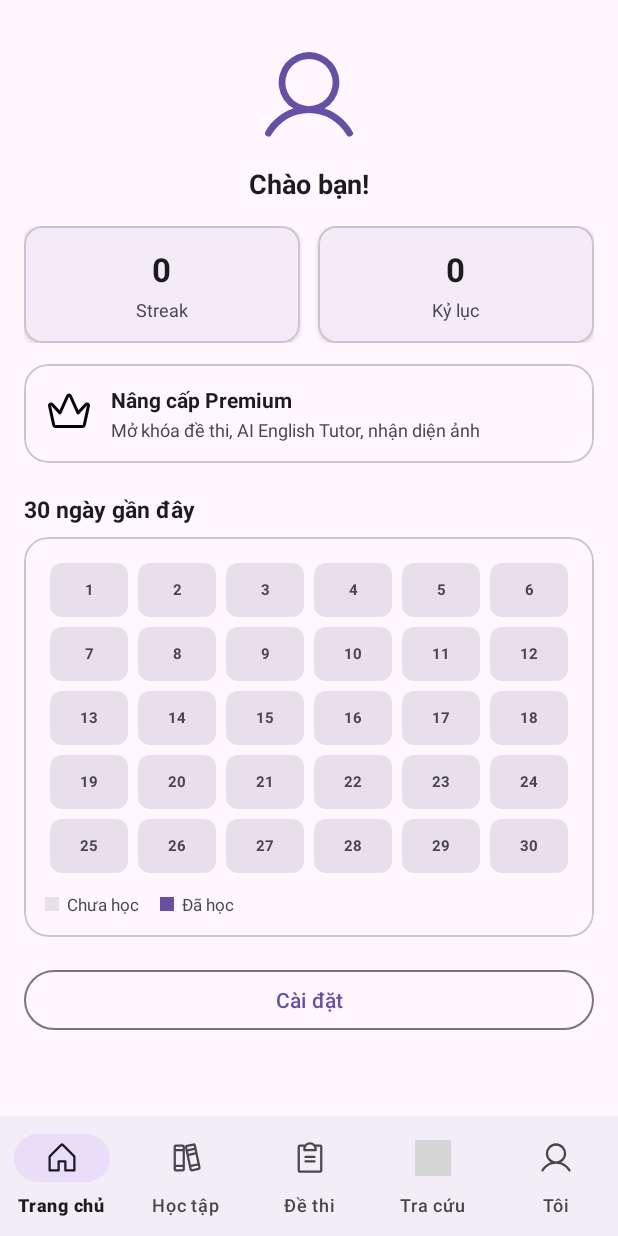
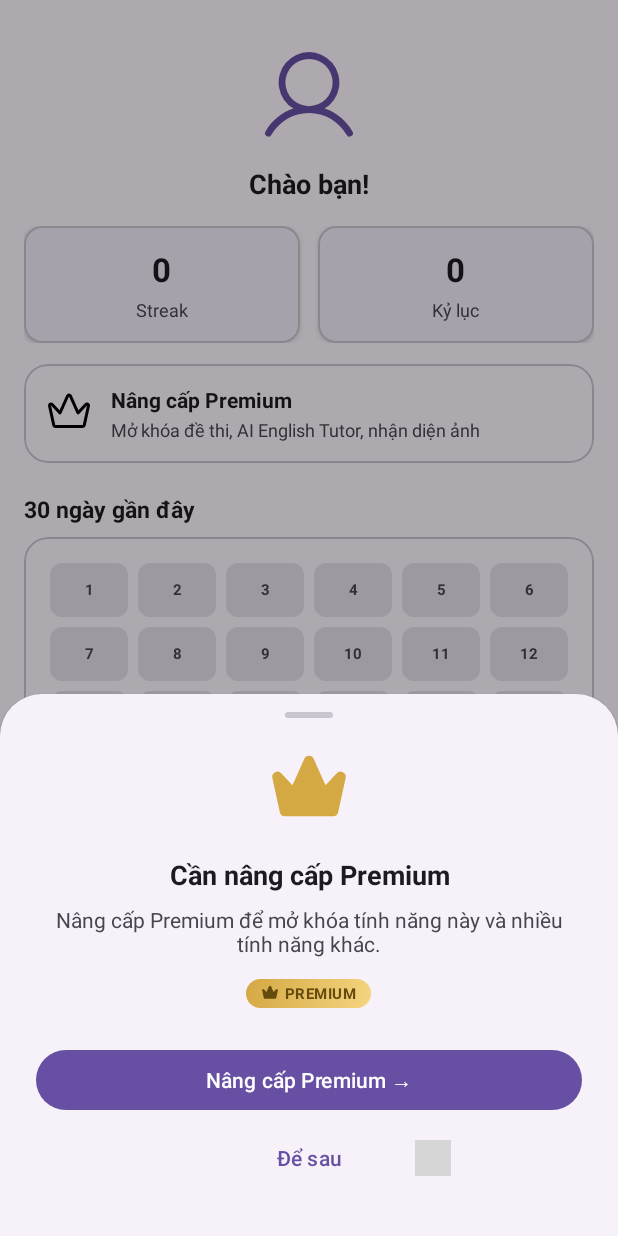
Before and after one commit to Nguyen-Phi-Long-702/Lori, an Android app: the ProfileFragment screen opened through its navigation route, after a tap on "Nâng cấp Premium", on a phone screen of 412 x 824 dp. Run offline under Robolectric (Android 15) with nearby library versions, the light colour scheme and no system bars; our stand-ins replace Room's generated code, navigation-ui; grey boxes are pictures that could not be loaded.

Commit message:
feat: xây dựng Premium gate UI nền tảng (PremiumManager, PremiumBadgeView, PremiumPromptDialog)

```diff
--- a/app/src/main/java/com/example/lori/MainActivity.java
+++ b/app/src/main/java/com/example/lori/MainActivity.java
@@ -36,7 +36,7 @@ public class MainActivity extends AppCompatActivity {
         NavController navController = navHostFragment.getNavController();
 
         BottomNavigationView bottomNav = findViewById(R.id.bottom_nav);
-        //Đồng bộ bottomnavigationview với navcontroller cho các màn hình khớp trực tiếp với 1 tab
+        //Đồng bộ bottomnavigationview với navcontroller
         NavigationUI.setupWithNavController(bottomNav, navController);
 
         navController.addOnDestinationChangedListener((controller, destination, arguments) -> {
--- /dev/null
+++ b/app/src/main/java/com/example/lori/utils/PremiumManager.java
@@ -0,0 +1,18 @@
+package com.example.lori.utils;
+
+import android.content.Context;
+import android.content.SharedPreferences;
+
+public final class PremiumManager {
+
+    private static final String PREFS_NAME = "lori_prefs";
+    private static final String KEY_IS_PREMIUM = "is_premium";
+
+    private PremiumManager() {
+    }
+
+    public static boolean isPremium(Context context) {
+        SharedPreferences prefs = context.getSharedPreferences(PREFS_NAME, Context.MODE_PRIVATE);
+        return prefs.getBoolean(KEY_IS_PREMIUM, false);
+    }
+}
--- /dev/null
+++ b/app/src/main/java/com/example/lori/view/PremiumBadgeView.java
@@ -0,0 +1,36 @@
+package com.example.lori.view;
+
+import android.content.Context;
+import android.util.AttributeSet;
+import android.view.LayoutInflater;
+import android.widget.LinearLayout;
+
+import com.example.lori.R;
+
+public class PremiumBadgeView extends LinearLayout {
+
+    public PremiumBadgeView(Context context) {
+        super(context);
+        init();
+    }
+
+    public PremiumBadgeView(Context context, AttributeSet attrs) {
+        super(context, attrs);
+        init();
+    }
+
+    public PremiumBadgeView(Context context, AttributeSet attrs, int defStyleAttr) {
+        super(context, attrs, defStyleAttr);
+        init();
+    }
+
+    private void init() {
+        setOrientation(HORIZONTAL);
+        setGravity(android.view.Gravity.CENTER_VERTICAL);
+        setBackgroundResource(R.drawable.bg_premium_badge);
+        int paddingH = (int) (10 * getResources().getDisplayMetrics().density);
+        int paddingV = (int) (3 * getResources().getDisplayMetrics().density);
+        setPadding(paddingH, paddingV, paddingH, paddingV);
+        LayoutInflater.from(getContext()).inflate(R.layout.view_premium_badge, this, true);
+    }
+}
--- /dev/null
+++ b/app/src/main/java/com/example/lori/view/PremiumPromptDialog.java
@@ -0,0 +1,60 @@
+package com.example.lori.view;
+
+import android.os.Bundle;
+import android.view.LayoutInflater;
+import android.view.View;
+import android.view.ViewGroup;
+import android.widget.TextView;
+import android.widget.Toast;
+
+import androidx.annotation.NonNull;
+import androidx.annotation.Nullable;
+
+import com.example.lori.R;
+import com.google.android.material.bottomsheet.BottomSheetDialogFragment;
+
+public class PremiumPromptDialog extends BottomSheetDialogFragment {
+
+    private static final String ARG_FEATURE_LABEL = "feature_label";
+
+    public static PremiumPromptDialog newInstance(@Nullable String featureLabel) {
+        PremiumPromptDialog dialog = new PremiumPromptDialog();
+        Bundle args = new Bundle();
+        args.putString(ARG_FEATURE_LABEL, featureLabel);
+        dialog.setArguments(args);
+        return dialog;
+    }
+
+    public static PremiumPromptDialog newInstance() {
+        return newInstance(null);
+    }
+
+    @Nullable
+    @Override
+    public View onCreateView(@NonNull LayoutInflater inflater, @Nullable ViewGroup container,
+                             @Nullable Bundle savedInstanceState) {
+        return inflater.inflate(R.layout.dialog_premium_prompt, container, false);
+    }
+
+    @Override
+    public void onViewCreated(@NonNull View view, @Nullable Bundle savedInstanceState) {
+        super.onViewCreated(view, savedInstanceState);
+
+        String featureLabel = getArguments() != null ? getArguments().getString(ARG_FEATURE_LABEL) : null;
+        if (featureLabel == null || featureLabel.trim().isEmpty()) {
+            featureLabel = getString(R.string.premium_prompt_default_feature);
+        }
+
+        TextView tvTitle = view.findViewById(R.id.tvPremiumPromptTitle);
+        TextView tvDesc = view.findViewById(R.id.tvPremiumPromptDesc);
+        tvTitle.setText(R.string.premium_prompt_title);
+        tvDesc.setText(getString(R.string.premium_prompt_desc_format, featureLabel));
+
+        view.findViewById(R.id.btnPremiumLater).setOnClickListener(v -> dismiss());
+
+        view.findViewById(R.id.btnPremiumUpgrade).setOnClickListener(v -> {
+            Toast.makeText(requireContext(), R.string.premium_coming_soon_toast, Toast.LENGTH_SHORT).show();
+            dismiss();
+        });
+    }
+}
--- a/app/src/main/java/com/example/lori/view/ProfileFragment.java
+++ b/app/src/main/java/com/example/lori/view/ProfileFragment.java
@@ -5,7 +5,6 @@ import android.view.LayoutInflater;
 import android.view.View;
 import android.view.ViewGroup;
 import android.widget.TextView;
-import android.widget.Toast;
 
 import androidx.annotation.NonNull;
 import androidx.annotation.Nullable;
@@ -55,9 +54,9 @@ public class ProfileFragment extends Fragment {
         viewModel.getBestStreak().observe(getViewLifecycleOwner(),
                 streak -> tvBestStreak.setText(String.valueOf(streak)));
 
-        //Premium chưa mở ở sprint này nên chỉ hiển thị thông báo tạm thời
+        //Bấm vào banner Premium sẽ hiện dialog nhắc nâng cấp
         cardPremiumBanner.setOnClickListener(v ->
-                Toast.makeText(requireContext(), R.string.profile_premium_coming_soon, Toast.LENGTH_SHORT).show());
+                PremiumPromptDialog.newInstance().show(getChildFragmentManager(), "premium_prompt"));
 
         btnOpenSettings.setOnClickListener(v ->
                 Navigation.findNavController(v).navigate(R.id.action_profileFragment_to_settingsFragment));
--- a/app/src/main/java/com/example/lori/view/SettingsFragment.java
+++ b/app/src/main/java/com/example/lori/view/SettingsFragment.java
@@ -20,7 +20,6 @@ import com.google.android.material.materialswitch.MaterialSwitch;
 
 //Fragment hiển thị màn hình cài đặt ứng dụng
 public class SettingsFragment extends Fragment {
-
     private SettingsViewModel viewModel;
 
     @Nullable
@@ -40,7 +39,7 @@ public class SettingsFragment extends Fragment {
                 Navigation.findNavController(v).navigateUp());
 
         view.findViewById(R.id.rowPremium).setOnClickListener(v ->
-                Toast.makeText(requireContext(), R.string.profile_premium_coming_soon, Toast.LENGTH_SHORT).show());
+                PremiumPromptDialog.newInstance().show(getChildFragmentManager(), "premium_prompt"));
 
         //Các mục cần tài khoản đăng nhập - app chưa có hệ thống tài khoản nên chỉ thông báo rõ ràng
         View.OnClickListener showAccountLockedMessage = v ->
--- /dev/null
+++ b/app/src/main/res/drawable/bg_bottom_sheet_handle.xml
@@ -0,0 +1,6 @@
+<?xml version="1.0" encoding="utf-8"?>
+<shape xmlns:android="http://schemas.android.com/apk/res/android"
+    android:shape="rectangle">
+    <corners android:radius="4dp" />
+    <solid android:color="?attr/colorOutlineVariant" />
+</shape>
--- /dev/null
+++ b/app/src/main/res/drawable/bg_premium_badge.xml
@@ -0,0 +1,10 @@
+<?xml version="1.0" encoding="utf-8"?>
+<shape xmlns:android="http://schemas.android.com/apk/res/android"
+    android:shape="rectangle">
+    <corners android:radius="100dp" />
+    <gradient
+        android:type="linear"
+        android:angle="315"
+        android:startColor="@color/premium_badge_gradient_start"
+        android:endColor="@color/premium_badge_gradient_end" />
+</shape>
--- /dev/null
+++ b/app/src/main/res/drawable/ic_action_close.xml
@@ -0,0 +1,9 @@
+<vector xmlns:android="http://schemas.android.com/apk/res/android"
+    android:width="24dp"
+    android:height="24dp"
+    android:viewportWidth="960"
+    android:viewportHeight="960">
+  <path
+      android:pathData="m256,760 l-56,-56 224,-224 -224,-224 56,-56 224,224 224,-224 56,56 -224,224 224,224 -56,56 -224,-224 -224,224Z"
+      android:fillColor="#000000"/>
+</vector>
--- /dev/null
+++ b/app/src/main/res/drawable/ic_premium_crown.xml
@@ -0,0 +1,9 @@
+<vector xmlns:android="http://schemas.android.com/apk/res/android"
+    android:width="32dp"
+    android:height="32dp"
+    android:viewportWidth="256"
+    android:viewportHeight="256">
+  <path
+      android:pathData="M239.75,90.81c0,0.11 0,0.21 -0.07,0.32L217,195a16,16 0,0 1,-15.72 13H54.71A16,16 0,0 1,39 195L16.32,91.13c0,-0.11 -0.05,-0.21 -0.07,-0.32A16,16 0,0 1,44 77.39l33.67,36.29 35.8,-80.29a1,1 0,0 0,0 -0.1,16 16,0 0,1 29.06,0 1,1 0,0 0,0 0.1l35.8,80.29L212,77.39a16,16 0,0 1,27.71 13.42Z"
+      android:fillColor="#000000"/>
+</vector>
--- /dev/null
+++ b/app/src/main/res/layout/dialog_premium_prompt.xml
@@ -0,0 +1,69 @@
+<?xml version="1.0" encoding="utf-8"?>
+<LinearLayout xmlns:android="http://schemas.android.com/apk/res/android"
+    xmlns:app="http://schemas.android.com/apk/res-auto"
+    xmlns:tools="http://schemas.android.com/tools"
+    android:layout_width="match_parent"
+    android:layout_height="wrap_content"
+    android:orientation="vertical"
+    android:gravity="center_horizontal"
+    android:paddingStart="24dp"
+    android:paddingEnd="24dp"
+    android:paddingTop="12dp"
+    android:paddingBottom="28dp">
+
+    <View
+        android:layout_width="32dp"
+        android:layout_height="4dp"
+        android:layout_marginBottom="20dp"
+        android:background="@drawable/bg_bottom_sheet_handle" />
+
+    <ImageView
+        android:layout_width="56dp"
+        android:layout_height="56dp"
+        android:layout_marginBottom="16dp"
+        android:src="@drawable/ic_premium_crown"
+        app:tint="@color/premium_badge_gradient_start"
+        android:contentDescription="@null" />
+
+    <TextView
+        android:id="@+id/tvPremiumPromptTitle"
+        android:layout_width="wrap_content"
+        android:layout_height="wrap_content"
+        android:textSize="18sp"
+        android:textStyle="bold"
+        android:textColor="?attr/colorOnSurface"
+        android:gravity="center"
+        tools:text="Cần nâng cấp Premium" />
+
+    <TextView
+        android:id="@+id/tvPremiumPromptDesc"
+        android:layout_width="match_parent"
+        android:layout_height="wrap_content"
+        android:layout_marginTop="8dp"
+        android:gravity="center"
+        android:textSize="14sp"
+        android:textColor="?attr/colorOnSurfaceVariant"
+        tools:text="Nâng cấp Premium để mở khóa tính năng này và nhiều tính năng khác." />
+
+    <com.example.lori.view.PremiumBadgeView
+        android:layout_width="wrap_content"
+        android:layout_height="wrap_content"
+        android:layout_marginTop="14dp" />
+
+    <com.google.android.material.button.MaterialButton
+        android:id="@+id/btnPremiumUpgrade"
+        style="@style/Widget.Material3.Button"
+        android:layout_width="match_parent"
+        android:layout_height="wrap_content"
+        android:layout_marginTop="24dp"
+        android:text="@string/premium_prompt_upgrade_button" />
+
+    <com.google.android.material.button.MaterialButton
+        android:id="@+id/btnPremiumLater"
+        style="@style/Widget.Material3.Button.TextButton"
+        android:layout_width="match_parent"
+        android:layout_height="wrap_content"
+        android:layout_marginTop="4dp"
+        android:text="@string/premium_prompt_later_button" />
+
+</LinearLayout>
--- /dev/null
+++ b/app/src/main/res/layout/view_premium_badge.xml
@@ -0,0 +1,24 @@
+<?xml version="1.0" encoding="utf-8"?>
+<merge xmlns:android="http://schemas.android.com/apk/res/android"
+    xmlns:app="http://schemas.android.com/apk/res-auto">
+
+    <ImageView
+        android:id="@+id/ivPremiumBadgeIcon"
+        android:layout_width="12dp"
+        android:layout_height="12dp"
+        android:src="@drawable/ic_premium_crown"
+        app:tint="@color/premium_badge_text"
+        android:contentDescription="@null" />
+
+    <TextView
+        android:id="@+id/tvPremiumBadgeLabel"
+        android:layout_width="wrap_content"
+        android:layout_height="wrap_content"
+        android:layout_marginStart="4dp"
+        android:text="@string/premium_badge_label"
+        android:textColor="@color/premium_badge_text"
+        android:textSize="10sp"
+        android:textStyle="bold"
+        android:letterSpacing="0.03" />
+
+</merge>
--- a/app/src/main/res/values/colors.xml
+++ b/app/src/main/res/values/colors.xml
@@ -2,4 +2,7 @@
 <resources>
     <color name="black">#FF000000</color>
     <color name="white">#FFFFFFFF</color>
+    <color name="premium_badge_gradient_start">#D4A843</color>
+    <color name="premium_badge_gradient_end">#F5D580</color>
+    <color name="premium_badge_text">#644B0C</color>
 </resources>
--- a/app/src/main/res/values/strings.xml
+++ b/app/src/main/res/values/strings.xml
@@ -102,4 +102,11 @@
     <string name="settings_about_version_format">Phiên bản %1$s</string>
     <string name="settings_about_dialog_message">Lori — Ứng dụng học tiếng Anh, tra cứu từ điển và luyện thi TOEIC/IELTS.</string>
     <string name="settings_dialog_close">Đóng</string>
+    <string name="premium_badge_label">PREMIUM</string>
+    <string name="premium_prompt_upgrade_button">Nâng cấp Premium →</string>
+    <string name="premium_prompt_later_button">Để sau</string>
+    <string name="premium_prompt_desc_format">Nâng cấp Premium để mở khóa %1$s và nhiều tính năng khác.</string>
+    <string name="premium_prompt_default_feature">tính năng này</string>
+    <string name="premium_coming_soon_toast">Tính năng nâng cấp Premium sẽ hoàn thiện ở Tuần 6</string>
+    <string name="premium_prompt_title">Cần nâng cấp Premium</string>
 </resources>
```
